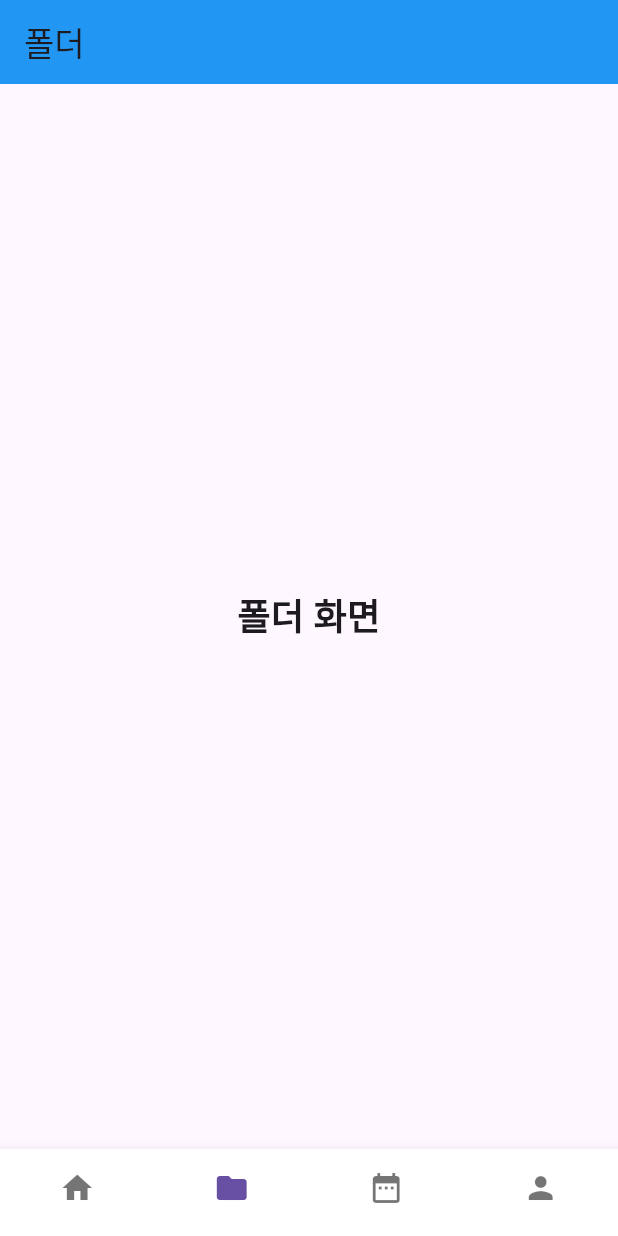
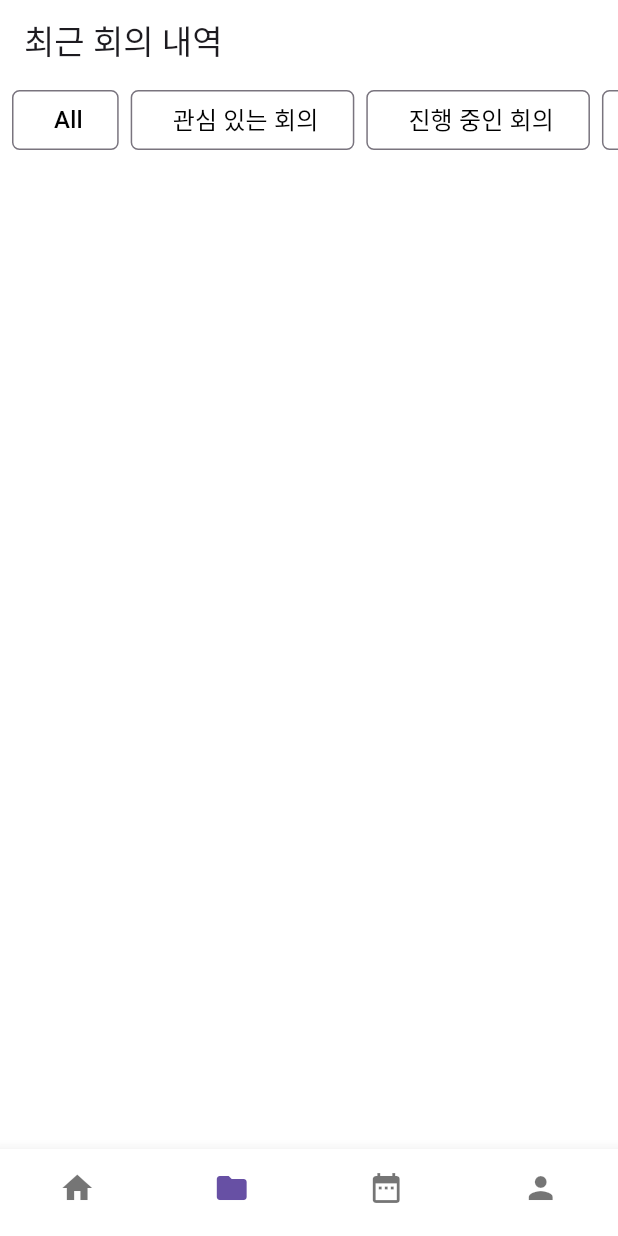
Before and after one commit to Aonickname/Tino, a Flutter app: the screen it shows after launch, item 2 of the bottom bar chosen, on a phone screen of 412 x 824 dp. Run offline on Flutter 3.47's test engine with Material 3 defaults, Android fonts, the phone set to English and light mode, and no system bars; our stand-ins replace smooth_page_indicator.

Commit message:
폴더 기본 화면 구성

```diff
--- a/lib/screens/folder_screen.dart
+++ b/lib/screens/folder_screen.dart
@@ -1,19 +1,28 @@
 import 'package:flutter/material.dart';
+import '../widgets/folder_appbar.dart';
 
 class FolderScreen extends StatelessWidget {
   @override
   Widget build(BuildContext context) {
     return Scaffold(
+      backgroundColor: Colors.white,
       appBar: AppBar(
-        title: Text('폴더'),
-        backgroundColor: Colors.blue,
+        title: Text('최근 회의 내역'),
+        backgroundColor: Colors.white,
       ),
-      body: Center(
-        child: Text(
-          '폴더 화면',
-          style: TextStyle(fontSize: 24, fontWeight: FontWeight.bold),
-        ),
-      ),
+
+
+      body: Container(
+
+      child: SingleChildScrollView(
+      scrollDirection: Axis.vertical,
+      child: Column(
+          children: [
+          FolderAppbar(),
+          ]
+      )
+      )
+      )
     );
   }
 }
--- a/lib/screens/schedule_screen.dart
+++ b/lib/screens/schedule_screen.dart
@@ -4,13 +4,14 @@ class ScheduleScreen extends StatelessWidget {
   @override
   Widget build(BuildContext context) {
     return Scaffold(
+      backgroundColor: Colors.white,
       appBar: AppBar(
-        title: Text('스케줄'),
-        backgroundColor: Colors.blue,
+        backgroundColor: Colors.white,
+        title: Text('현재 날짜 표시'),
       ),
       body: Center(
         child: Text(
-          '스케줄',
+          '달력, 회의 내역 표시',
           style: TextStyle(fontSize: 24, fontWeight: FontWeight.bold),
         ),
       ),
--- /dev/null
+++ b/lib/widgets/folder_appbar.dart
@@ -0,0 +1,77 @@
+import 'package:flutter/material.dart';
+import '../style.dart';
+import '../screens/folder_screen.dart';
+
+class FolderAppbar extends StatelessWidget {
+  @override
+  Widget build(BuildContext context) {
+
+
+    return Container(
+      child: SingleChildScrollView(
+        scrollDirection: Axis.horizontal,
+        child: Row(
+          children: [
+
+            SizedBox(width: 8.0),
+
+            OutlinedButton(
+              onPressed: () {
+                print("all");
+              },
+              style: commonButtonStyle,
+              child: Row(
+                children: [
+                  SizedBox(width: 4.0),
+                  Text("All", style: commonTextStyle),
+                ],
+              ),
+            ),
+
+            SizedBox(width: 8.0),
+            OutlinedButton(
+              onPressed: () {
+                print("interest");
+              },
+              style: commonButtonStyle,
+              child: Row(
+                children: [
+                  SizedBox(width: 4.0),
+                  Text("관심 있는 회의", style: commonTextStyle),
+                ],
+              ),
+            ),
+            SizedBox(width: 8.0),
+
+            OutlinedButton(
+              onPressed: () {
+                print("ing");
+              },
+              style: commonButtonStyle,
+              child: Row(
+                children: [
+                  SizedBox(width: 4.0),
+                  Text("진행 중인 회의", style: commonTextStyle),
+                ],
+              ),
+            ),
+            SizedBox(width: 8.0),
+
+            OutlinedButton(
+              onPressed: () {
+                print("done");
+              },
+              style: commonButtonStyle,
+              child: Row(
+                children: [
+                  SizedBox(width: 4.0),
+                  Text("종료된 회의", style: commonTextStyle),
+                ],
+              ),
+            ),
+          ],
+        ),
+      ),
+    );
+  }
+}
```
Also changed, not shown: 4 other files.
